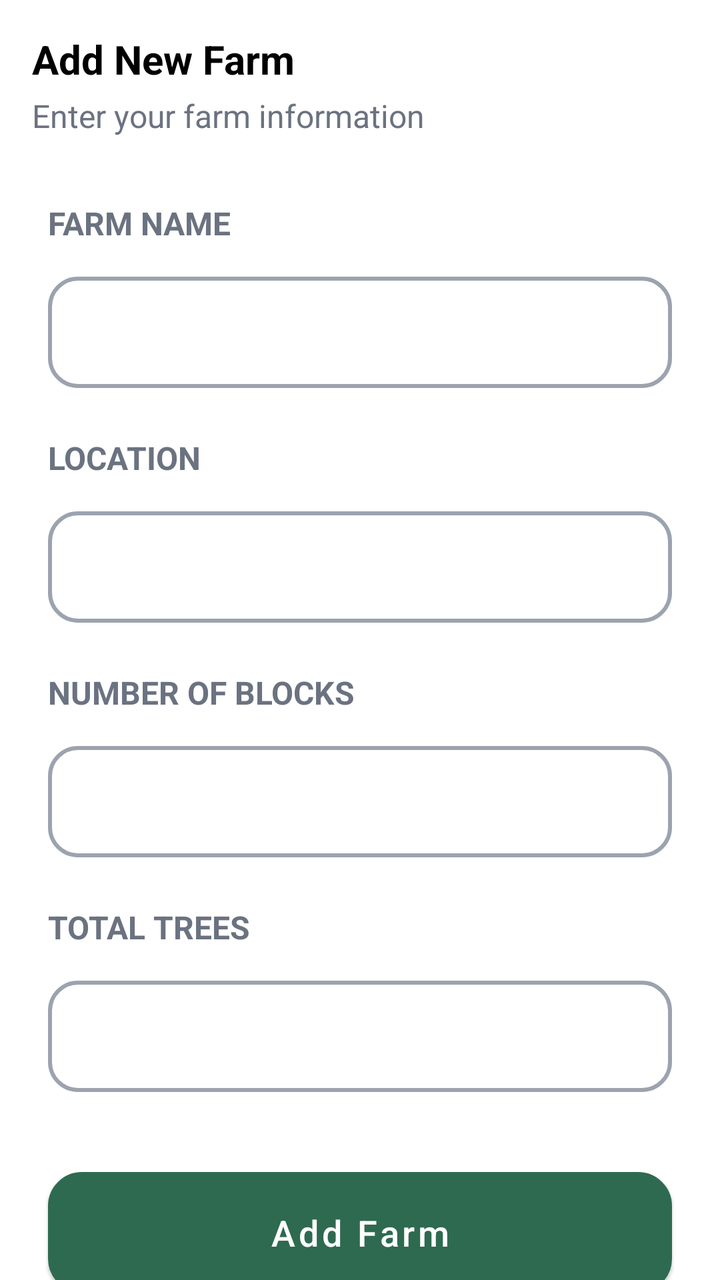
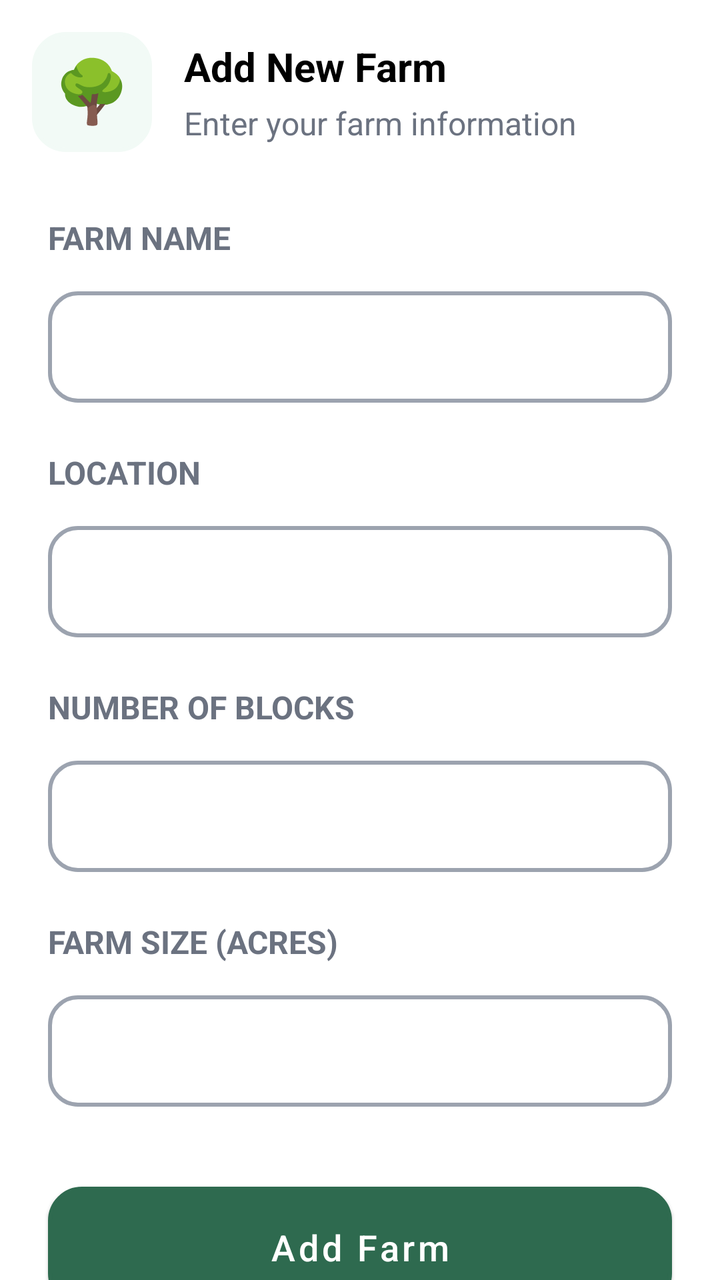

Before-and-after screenshots of an Android layout around one commit, followed by the original layout XML and the change that was made.
<!-- AndroidManifest.xml: application theme Theme.Avocado -->
<!-- res/layout/dialog_add_new_farm.xml -->
<?xml version="1.0" encoding="utf-8"?>
<LinearLayout xmlns:android="http://schemas.android.com/apk/res/android"
    xmlns:app="http://schemas.android.com/apk/res-auto"
    android:layout_width="match_parent"
    android:layout_height="match_parent"
    android:orientation="vertical"
    android:background="@color/white">

    <androidx.core.widget.NestedScrollView
        android:layout_width="match_parent"
        android:layout_height="0dp"
        android:layout_weight="1"
        android:fillViewport="true">
        <LinearLayout
            android:orientation="vertical"
            android:layout_width="match_parent"
            android:layout_height="match_parent"
            android:padding="16dp">
            <TextView
                android:layout_width="wrap_content"
                android:layout_height="wrap_content"
                android:text="Add New Farm"
                android:textSize="20sp"
                android:textColor="@color/black"
                android:textStyle="bold"
                android:layout_marginBottom="4dp"/>
            <TextView
                android:layout_width="wrap_content"
                android:layout_height="wrap_content"
                android:text="Enter your farm information"
                android:textSize="16sp"
                android:textColor="@color/slate"
                android:textStyle="normal"
                android:layout_marginBottom="32dp"/>
            <LinearLayout
                android:orientation="vertical"
                android:layout_width="match_parent"
                android:layout_height="wrap_content"
                android:layout_marginTop="0dp"
                android:padding="0dp">
                <TextView
                    android:layout_width="wrap_content"
                    android:layout_height="wrap_content"
                    android:text="FARM NAME"
                    android:textSize="16sp"
                    android:textColor="@color/slate"
                    android:textStyle="bold"
                    android:layout_marginStart="8dp"
                    android:layout_marginEnd="8dp"
                    android:layout_marginTop="0dp"
                    android:layout_marginBottom="8dp"/>
                <com.google.android.material.textfield.TextInputLayout
                    style="@style/Widget.MaterialComponents.TextInputLayout.OutlinedBox"
                    android:layout_width="match_parent"
                    android:layout_height="wrap_content"
                    android:layout_margin="8dp"
                    app:hintEnabled="false"
                    android:background="@null">
                    <com.google.android.material.textfield.TextInputEditText
                        android:id="@+id/dialog_add_new_farm_farm_name_edit_text"
                        android:layout_width="match_parent"
                        android:layout_height="wrap_content"
                        android:inputType="text"
                        android:background="@drawable/text_input_background_1"
                        android:textColor="@color/edit_text_color"
                        android:textSize="16sp" />
                </com.google.android.material.textfield.TextInputLayout>
                <TextView
                    android:layout_width="wrap_content"
                    android:layout_height="wrap_content"
                    android:text="LOCATION"
                    android:textSize="16sp"
                    android:textColor="@color/slate"
                    android:textStyle="bold"
                    android:layout_marginStart="8dp"
                    android:layout_marginEnd="8dp"
                    android:layout_marginTop="16dp"
                    android:layout_marginBottom="8dp"/>
                <com.google.android.material.textfield.TextInputLayout
                    style="@style/Widget.MaterialComponents.TextInputLayout.OutlinedBox"
                    android:layout_width="match_parent"
                    android:layout_height="wrap_content"
                    android:layout_margin="8dp"
                    app:hintEnabled="false"
                    android:background="@null">
                    <com.google.android.material.textfield.TextInputEditText
                        android:id="@+id/dialog_add_new_farm_location_edit_text"
                        android:layout_width="match_parent"
                        android:layout_height="wrap_content"
                        android:inputType="text"
                        android:background="@drawable/text_input_background_1"
                        android:textColor="@color/edit_text_color"
                        android:textSize="16sp" />
                </com.google.android.material.textfield.TextInputLayout>
                <TextView
                    android:layout_width="wrap_content"
                    android:layout_height="wrap_content"
                    android:text="NUMBER OF BLOCKS"
                    android:textSize="16sp"
                    android:textColor="@color/slate"
                    android:textStyle="bold"
                    android:layout_marginStart="8dp"
                    android:layout_marginEnd="8dp"
                    android:layout_marginTop="16dp"
                    android:layout_marginBottom="8dp"/>
                <com.google.android.material.textfield.TextInputLayout
                    style="@style/Widget.MaterialComponents.TextInputLayout.OutlinedBox"
                    android:layout_width="match_parent"
                    android:layout_height="wrap_content"
                    android:layout_margin="8dp"
                    app:hintEnabled="false"
                    android:background="@null">
                    <com.google.android.material.textfield.TextInputEditText
                        android:id="@+id/dialog_add_new_farm_number_of_blocks_edit_text"
                        android:layout_width="match_parent"
                        android:layout_height="wrap_content"
                        android:inputType="number"
                        android:background="@drawable/text_input_background_1"
                        android:textColor="@color/edit_text_color"
                        android:textSize="16sp" />
                </com.google.android.material.textfield.TextInputLayout>
                <TextView
                    android:layout_width="wrap_content"
                    android:layout_height="wrap_content"
                    android:text="TOTAL TREES"
                    android:textSize="16sp"
                    android:textColor="@color/slate"
                    android:textStyle="bold"
                    android:layout_marginStart="8dp"
                    android:layout_marginEnd="8dp"
                    android:layout_marginTop="16dp"
                    android:layout_marginBottom="8dp"/>
                <com.google.android.material.textfield.TextInputLayout
                    style="@style/Widget.MaterialComponents.TextInputLayout.OutlinedBox"
                    android:layout_width="match_parent"
                    android:layout_height="wrap_content"
                    android:layout_margin="8dp"
                    app:hintEnabled="false"
                    android:background="@null">
                    <com.google.android.material.textfield.TextInputEditText
                        android:id="@+id/dialog_add_new_farm_total_trees_edit_text"
                        android:layout_width="match_parent"
                        android:layout_height="wrap_content"
                        android:inputType="number"
                        android:background="@drawable/text_input_background_1"
                        android:textColor="@color/edit_text_color"
                        android:textSize="16sp" />
                </com.google.android.material.textfield.TextInputLayout>
            </LinearLayout>
            <Button
                android:id="@+id/dialog_add_new_farm_add_button"
                style="@style/Widget.MaterialComponents.Button.UnelevatedButton"
                android:layout_width="match_parent"
                android:layout_height="wrap_content"
                android:layout_marginStart="8dp"
                android:layout_marginEnd="8dp"
                android:layout_marginTop="32dp"
                android:layout_marginBottom="8dp"
                android:padding="12dp"
                app:backgroundTint="@null"
                android:text="Add Farm"
                android:textSize="18sp"
                android:textColor="@color/white"
                android:textAllCaps="false"
                app:cornerRadius="16dp"
                android:elevation="1dp"
                android:background="@drawable/button_background_3"
                android:foreground="@drawable/custom_ripple_1"/>
            <Button
                android:id="@+id/dialog_add_new_farm_cancel_button"
                style="@style/Widget.MaterialComponents.Button.UnelevatedButton"
                android:layout_width="match_parent"
                android:layout_height="wrap_content"
                android:layout_marginStart="8dp"
                android:layout_marginEnd="8dp"
                android:layout_marginTop="8dp"
                android:layout_marginBottom="16dp"
                android:padding="12dp"
                android:text="Cancel"
                android:textAllCaps="false"
                android:textColor="#344054"
                android:textSize="18sp"
                app:backgroundTint="@null"
                app:cornerRadius="16dp"
                android:elevation="1dp"
                android:background="@drawable/button_background_4"
                android:foreground="@drawable/custom_ripple_1"/>
        </LinearLayout>
    </androidx.core.widget.NestedScrollView>
</LinearLayout>
<!-- resources referenced by this layout -->
<resources>
  <color name="black">#FF000000</color>
  <color name="edit_text_color">#1A1A1A</color>
  <color name="slate">#6B7280</color>
  <color name="white">#FFFFFFFF</color>
  <!-- drawable button_background_3 (drawable) -->
  <?xml version="1.0" encoding="utf-8"?>
  <shape xmlns:android="http://schemas.android.com/apk/res/android">
  
      <solid
          android:color="#2E6A4F" />
      <stroke
          android:width="2dp"
          android:color="#2E6A4F" />
      <corners
          android:radius="16dp" />
  
  </shape>
  <!-- drawable button_background_4 (drawable) -->
  <?xml version="1.0" encoding="utf-8"?>
  <shape xmlns:android="http://schemas.android.com/apk/res/android">
  
      <solid
          android:color="#FFFFFF" />
      <corners
          android:radius="16dp" />
      <stroke
          android:width="1dp"
          android:color="#F5F5F0"/>
  
  </shape>
  <!-- drawable custom_ripple_1 (drawable) -->
  <?xml version="1.0" encoding="utf-8"?>
  <ripple xmlns:android="http://schemas.android.com/apk/res/android"
      android:color="?android:attr/colorControlHighlight"> 
  
      
      <item android:id="@android:id/mask">
          
          <shape android:shape="rectangle">
              <corners android:radius="16dp" />
              <solid android:color="@android:color/white" />
          </shape>
      </item>
  
  </ripple>
  <!-- drawable text_input_background_1 (drawable) -->
  <?xml version="1.0" encoding="utf-8"?>
  <shape xmlns:android="http://schemas.android.com/apk/res/android">
  
      <solid
          android:color="@color/text_input_color_2"/>
      <stroke
          android:width="2dp"
          android:color="@color/text_input_color_1"/>
      <corners
          android:radius="14dp"/>
  
  </shape>
  <style name="Theme.Avocado" parent="Theme.MaterialComponents.DayNight.NoActionBar">
          
          <item name="colorPrimary">@color/primary</item>
          <item name="colorPrimaryVariant">@color/primary_variant</item>
          <item name="colorOnPrimary">@color/on_primary</item>
          
          <item name="colorSecondary">@color/secondary</item>
          <item name="colorSecondaryVariant">@color/secondary_variant</item>
          <item name="colorOnSecondary">@color/on_secondary</item>
          
          <item name="android:statusBarColor">?attr/colorPrimaryVariant</item>
          
      </style>
  <color name="primary">#FF1A1A1A</color>
  <color name="primary_variant">#FF000000</color>
  <color name="on_primary">#FFFFFFFF</color>
  <color name="secondary">#FF9E9E9E</color>
  <color name="secondary_variant">#FF707070</color>
  <color name="on_secondary">#FF000000</color>
</resources>

<!-- the commit's change to res/layout/dialog_add_new_farm.xml (unified diff, before → after) -->
@@ -16,22 +16,40 @@
             android:layout_width="match_parent"
             android:layout_height="match_parent"
             android:padding="16dp">
-            <TextView
-                android:layout_width="wrap_content"
-                android:layout_height="wrap_content"
-                android:text="Add New Farm"
-                android:textSize="20sp"
-                android:textColor="@color/black"
-                android:textStyle="bold"
-                android:layout_marginBottom="4dp"/>
-            <TextView
-                android:layout_width="wrap_content"
-                android:layout_height="wrap_content"
-                android:text="Enter your farm information"
-                android:textSize="16sp"
-                android:textColor="@color/slate"
-                android:textStyle="normal"
-                android:layout_marginBottom="32dp"/>
+            <LinearLayout
+                android:orientation="horizontal"
+                android:layout_width="match_parent"
+                android:layout_height="wrap_content"
+                android:gravity="center_vertical"
+                android:layout_marginBottom="32dp">
+                <ImageView
+                    android:layout_width="60dp"
+                    android:layout_height="60dp"
+                    android:layout_marginEnd="16dp"
+                    android:src="@drawable/ic_tree"
+                    android:padding="12dp"
+                    android:background="@drawable/image_background_12"/>
+                <LinearLayout
+                    android:orientation="vertical"
+                    android:layout_width="wrap_content"
+                    android:layout_height="wrap_content">
+                    <TextView
+                        android:layout_width="wrap_content"
+                        android:layout_height="wrap_content"
+                        android:text="Add New Farm"
+                        android:textSize="20sp"
+                        android:textColor="@color/black"
+                        android:textStyle="bold"
+                        android:layout_marginBottom="4dp"/>
+                    <TextView
+                        android:layout_width="wrap_content"
+                        android:layout_height="wrap_content"
+                        android:text="Enter your farm information"
+                        android:textSize="16sp"
+                        android:textColor="@color/slate"
+                        android:textStyle="normal" />
+                </LinearLayout>
+            </LinearLayout>
             <LinearLayout
                 android:orientation="vertical"
                 android:layout_width="match_parent"
@@ -122,7 +140,7 @@
                 <TextView
                     android:layout_width="wrap_content"
                     android:layout_height="wrap_content"
-                    android:text="TOTAL TREES"
+                    android:text="FARM SIZE (ACRES)"
                     android:textSize="16sp"
                     android:textColor="@color/slate"
                     android:textStyle="bold"
@@ -138,10 +156,10 @@
                     app:hintEnabled="false"
                     android:background="@null">
                     <com.google.android.material.textfield.TextInputEditText
-                        android:id="@+id/dialog_add_new_farm_total_trees_edit_text"
-                        android:layout_width="match_parent"
-                        android:layout_height="wrap_content"
-                        android:inputType="number"
+                        android:id="@+id/dialog_add_new_farm_farm_size_edit_text"
+                        android:layout_width="match_parent"
+                        android:layout_height="wrap_content"
+                        android:inputType="numberDecimal"
                         android:background="@drawable/text_input_background_1"
                         android:textColor="@color/edit_text_color"
                         android:textSize="16sp" />
<!-- resource entries referenced after the edit -->
@@ -45,6 +45,24 @@
       </item>
   
   </ripple>
+  <!-- drawable ic_tree: vector/xml drawable (drawable, 2011 chars, omitted) -->
+  <!-- drawable image_background_12 (drawable) -->
+  <?xml version="1.0" encoding="utf-8"?>
+  <shape xmlns:android="http://schemas.android.com/apk/res/android"
+      android:shape="rectangle">
+  
+      
+      <solid android:color="@color/active_bg" />
+  
+      
+      <stroke
+          android:width="2dp"
+          android:color="@color/active_bg" />
+  
+      
+      <corners android:radius="16dp" />
+  
+  </shape>
   <!-- drawable text_input_background_1 (drawable) -->
   <?xml version="1.0" encoding="utf-8"?>
   <shape xmlns:android="http://schemas.android.com/apk/res/android">
@@ -71,6 +89,7 @@
           <item name="android:statusBarColor">?attr/colorPrimaryVariant</item>
           
       </style>
+  <color name="active_bg">#F2FAF6</color>
   <color name="primary">#FF1A1A1A</color>
   <color name="primary_variant">#FF000000</color>
   <color name="on_primary">#FFFFFFFF</color>
